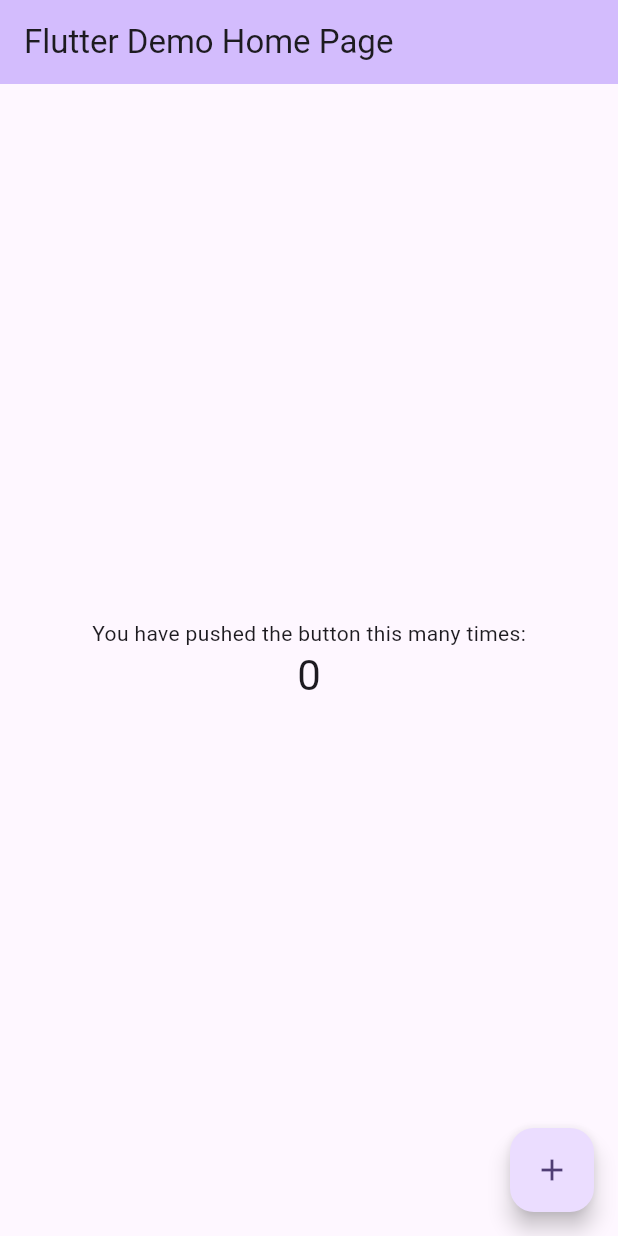
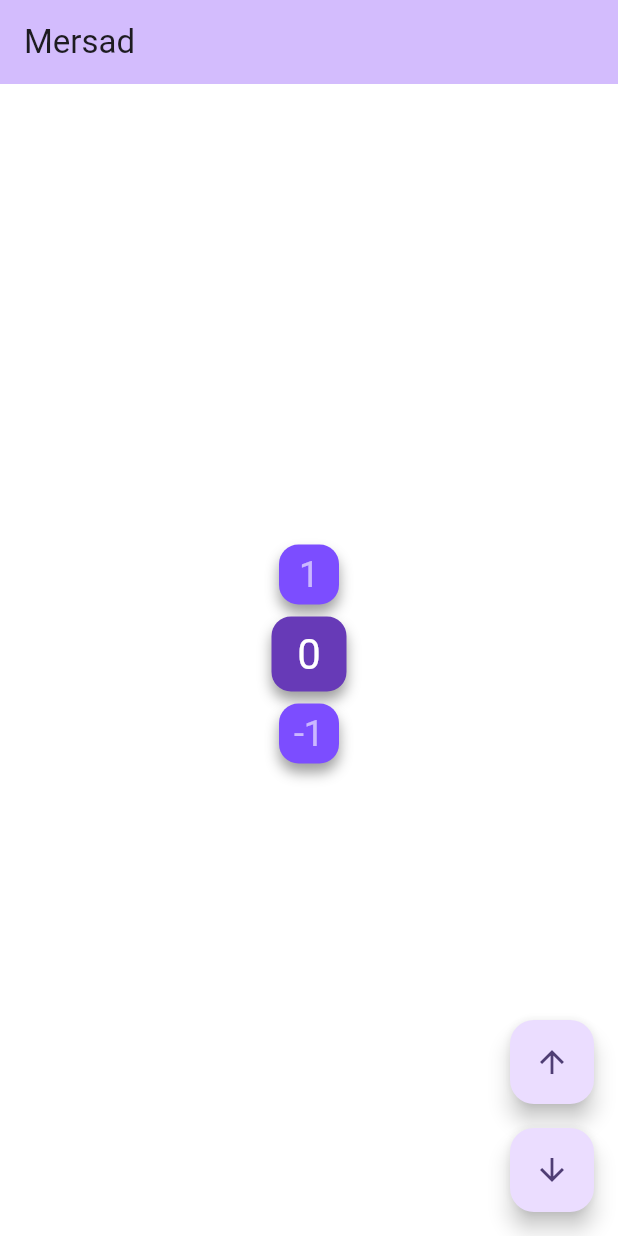
Before and after one commit to MersadMolaei/BlogClub, a Flutter app: the screen it shows after launch, on a phone screen of 412 x 824 dp. Run offline on Flutter 3.47's test engine with Material 2 defaults, Android fonts, the phone set to English and light mode, and no system bars.

```diff
--- a/lib/main.dart
+++ b/lib/main.dart
@@ -7,47 +7,22 @@ void main() {
 class MyApp extends StatelessWidget {
   const MyApp({super.key});
 
-  // This widget is the root of your application.
   @override
   Widget build(BuildContext context) {
     return MaterialApp(
       debugShowCheckedModeBanner: false,
       title: 'Blog Club',
       theme: ThemeData(
-        // This is the theme of your application.
-        //
-        // TRY THIS: Try running your application with "flutter run". You'll see
-        // the application has a blue toolbar. Then, without quitting the app,
-        // try changing the seedColor in the colorScheme below to Colors.green
-        // and then invoke "hot reload" (save your changes or press the "hot
-        // reload" button in a Flutter-supported IDE, or press "r" if you used
-        // the command line to start the app).
-        //
-        // Notice that the counter didn't reset back to zero; the application
-        // state is not lost during the reload. To reset the state, use hot
-        // restart instead.
-        //
-        // This works for code too, not just values: Most code changes can be
-        // tested with just a hot reload.
         colorScheme: ColorScheme.fromSeed(seedColor: Colors.deepPurple),
         useMaterial3: true,
       ),
-      home: const MyHomePage(title: 'Flutter Demo Home Page'),
+      home: const MyHomePage(title: 'Mersad'),
     );
   }
 }
 
 class MyHomePage extends StatefulWidget {
   const MyHomePage({super.key, required this.title});
-
-  // This widget is the home page of your application. It is stateful, meaning
-  // that it has a State object (defined below) that contains fields that affect
-  // how it looks.
-
-  // This class is the configuration for the state. It holds the values (in this
-  // case the title) provided by the parent (in this case the App widget) and
-  // used by the build method of the State. Fields in a Widget subclass are
-  // always marked "final".
 
   final String title;
 
@@ -60,68 +35,122 @@ class _MyHomePageState extends State<MyHomePage> {
 
   void _incrementCounter() {
     setState(() {
-      // This call to setState tells the Flutter framework that something has
-      // changed in this State, which causes it to rerun the build method below
-      // so that the display can reflect the updated values. If we changed
-      // _counter without calling setState(), then the build method would not be
-      // called again, and so nothing would appear to happen.
       _counter++;
+    });
+  }
+
+  void _decrementCounter() {
+    setState(() {
+      _counter--;
     });
   }
 
   @override
   Widget build(BuildContext context) {
-    // This method is rerun every time setState is called, for instance as done
-    // by the _incrementCounter method above.
-    //
-    // The Flutter framework has been optimized to make rerunning build methods
-    // fast, so that you can just rebuild anything that needs updating rather
-    // than having to individually change instances of widgets.
     return SafeArea(
       child: Scaffold(
+        backgroundColor: Colors.white,
         appBar: AppBar(
-          // TRY THIS: Try changing the color here to a specific color (to
-          // Colors.amber, perhaps?) and trigger a hot reload to see the AppBar
-          // change color while the other colors stay the same.
+          elevation: 0,
           backgroundColor: Theme.of(context).colorScheme.inversePrimary,
-          // Here we take the value from the MyHomePage object that was created by
-          // the App.build method, and use it to set our appbar title.
           title: Text(widget.title),
         ),
         body: Center(
-          // Center is a layout widget. It takes a single child and positions it
-          // in the middle of the parent.
           child: Column(
-            // Column is also a layout widget. It takes a list of children and
-            // arranges them vertically. By default, it sizes itself to fit its
-            // children horizontally, and tries to be as tall as its parent.
-            //
-            // Column has various properties to control how it sizes itself and
-            // how it positions its children. Here we use mainAxisAlignment to
-            // center the children vertically; the main axis here is the vertical
-            // axis because Columns are vertical (the cross axis would be
-            // horizontal).
-            //
-            // TRY THIS: Invoke "debug painting" (choose the "Toggle Debug Paint"
-            // action in the IDE, or press "p" in the console), to see the
-            // wireframe for each widget.
             mainAxisAlignment: MainAxisAlignment.center,
             children: <Widget>[
-              const Text(
-                'You have pushed the button this many times:',
+              Padding(
+                padding: const EdgeInsets.only(bottom: 8),
+                child: Container(
+                  height: 40,
+                  width: 40,
+                  decoration: const BoxDecoration(
+                      color: Colors.deepPurpleAccent,
+                      borderRadius: BorderRadius.all(Radius.circular(13)),
+                      boxShadow: [
+                        BoxShadow(
+                            blurRadius: 7,
+                            color: Colors.grey,
+                            offset: Offset(0, 6))
+                      ]),
+                  child: Center(
+                    child: Text('${_counter + 1}',
+                        style: Theme.of(context)
+                            .textTheme
+                            .headlineSmall!
+                            .copyWith()
+                            .copyWith(color: Colors.white.withOpacity(0.6))),
+                  ),
+                ),
               ),
-              Text(
-                '$_counter',
-                style: Theme.of(context).textTheme.headlineMedium,
+              Padding(
+                padding: const EdgeInsets.only(bottom: 8),
+                child: Container(
+                  height: 50,
+                  width: 50,
+                  decoration: const BoxDecoration(
+                      color: Colors.deepPurple,
+                      borderRadius: BorderRadius.all(Radius.circular(13)),
+                      boxShadow: [
+                        BoxShadow(
+                            blurRadius: 7,
+                            color: Colors.grey,
+                            offset: Offset(0, 6))
+                      ]),
+                  child: Center(
+                    child: Text(
+                      '$_counter',
+                      style: Theme.of(context)
+                          .textTheme
+                          .headlineMedium!
+                          .copyWith(color: Colors.white),
+                    ),
+                  ),
+                ),
+              ),
+              Padding(
+                padding: const EdgeInsets.only(bottom: 8),
+                child: Container(
+                  height: 40,
+                  width: 40,
+                  decoration: const BoxDecoration(
+                      color: Colors.deepPurpleAccent,
+                      borderRadius: BorderRadius.all(Radius.circular(13)),
+                      boxShadow: [
+                        BoxShadow(
+                            blurRadius: 7,
+                            color: Colors.grey,
+                            offset: Offset(0, 6))
+                      ]),
+                  child: Center(
+                    child: Text('${_counter - 1}',
+                        style: Theme.of(context)
+                            .textTheme
+                            .headlineSmall!
+                            .copyWith()
+                            .copyWith(color: Colors.white.withOpacity(0.6))),
+                  ),
+                ),
               ),
             ],
           ),
         ),
-        floatingActionButton: FloatingActionButton(
-          onPressed: _incrementCounter,
-          tooltip: 'Increment',
-          child: const Icon(Icons.add),
-        ), // This trailing comma makes auto-formatting nicer for build methods.
+        floatingActionButton: Column(
+          mainAxisAlignment: MainAxisAlignment.end,
+          children: <Widget>[
+            FloatingActionButton(
+              onPressed: _incrementCounter,
+              tooltip: 'Increment',
+              child: const Icon(Icons.arrow_upward),
+            ),
+            const SizedBox(height: 16),
+            FloatingActionButton(
+              onPressed: _decrementCounter,
+              tooltip: 'Decrement',
+              child: const Icon(Icons.arrow_downward),
+            ),
+          ],
+        ),
       ),
     );
   }
```
